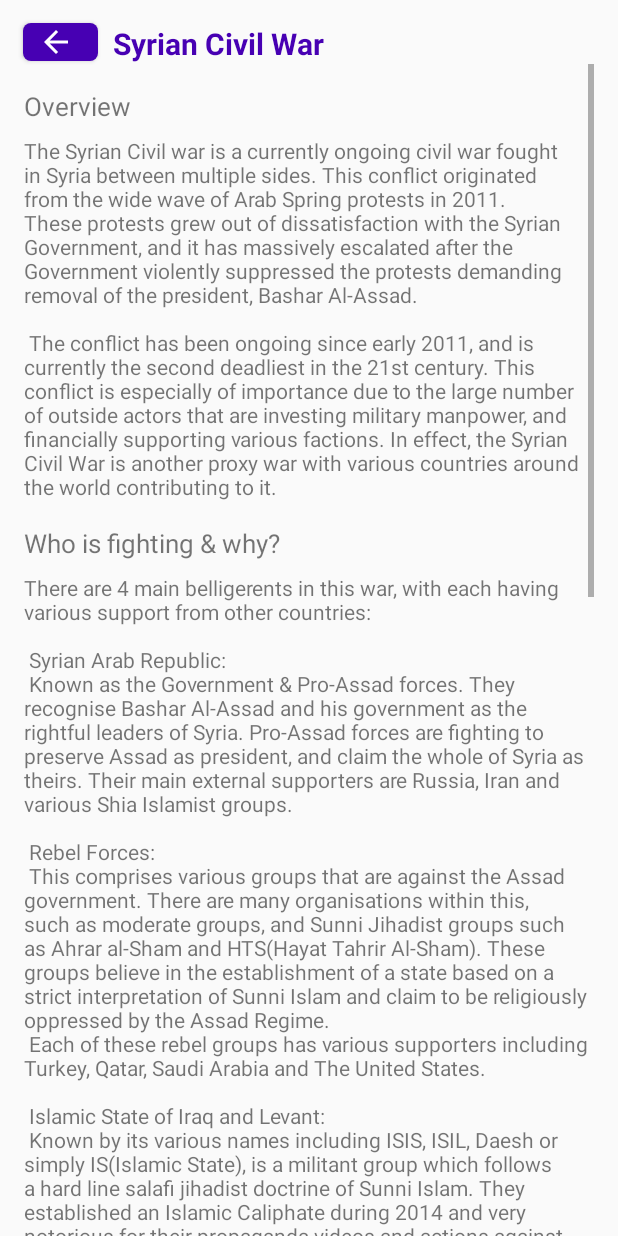
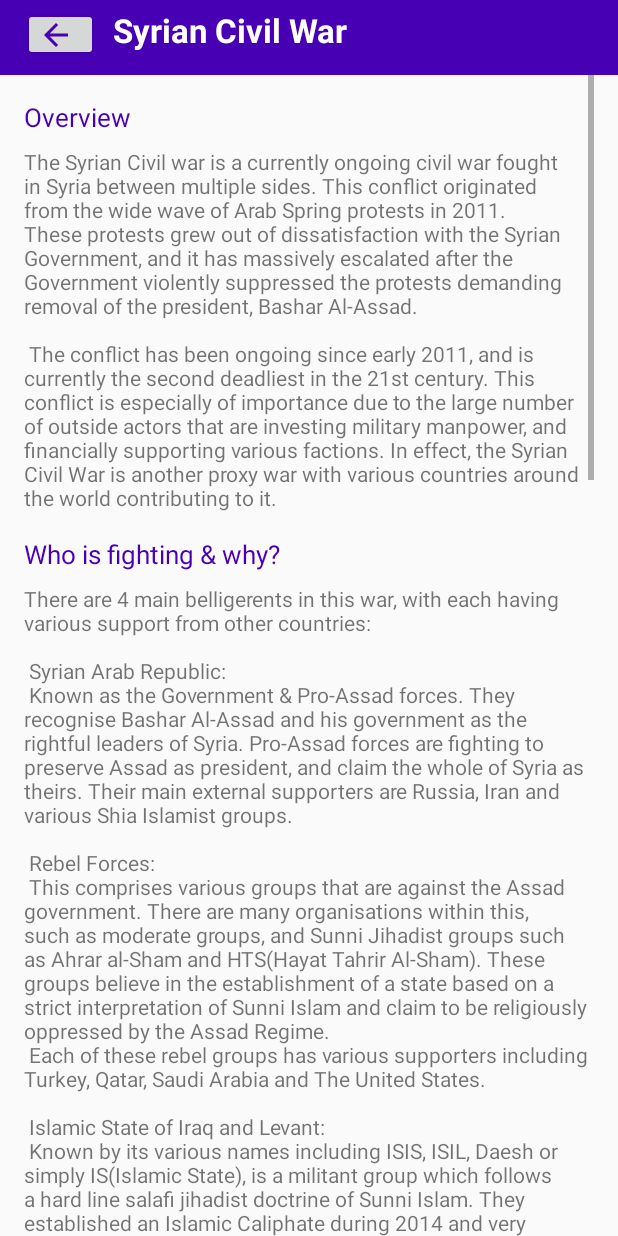
Before and after one commit to Rolyyy/Conflict_Watcher, an Android app: the ConflictSyria screen opened directly, with no data from a screen before it, on a phone screen of 412 x 824 dp. Run offline under Robolectric (Android 15) with nearby library versions, the phone set to English and light mode, and no system bars.

Commit message:
Imroved Syria Conflict page with appearance and new content. Fixed some minor issues.

```diff
--- a/app/src/main/java/com/conflictwatcher/Activities/MapActivity.java
+++ b/app/src/main/java/com/conflictwatcher/Activities/MapActivity.java
@@ -46,11 +46,13 @@ import com.google.maps.android.clustering.ClusterManager;
 import com.google.maps.android.data.Feature;
 import com.google.maps.android.data.Layer;
 import com.google.maps.android.data.geojson.GeoJsonLayer;
+import com.google.maps.android.data.geojson.GeoJsonPolygon;
 import com.google.maps.android.data.geojson.GeoJsonPolygonStyle;
 import org.json.JSONException;
 import java.io.IOException;
 import java.util.ArrayList;
 import java.util.List;
+import java.util.Objects;
 
 
 public class MapActivity extends AppCompatActivity implements NavigationView.OnNavigationItemSelectedListener, OnMapReadyCallback, GoogleMap.OnPolygonClickListener {
@@ -163,6 +165,8 @@ public class MapActivity extends AppCompatActivity implements NavigationView.OnN
             e.printStackTrace();
         }
 
+
+
         setupPolygon(googleMap, layer_afghan);
         setupPolygon(googleMap, layer_iraq);
         setupPolygon(googleMap, layer_somali);
@@ -212,11 +216,8 @@ public class MapActivity extends AppCompatActivity implements NavigationView.OnN
     @Override
     public void onPolygonClick(Polygon polygon) {
         Toast.makeText(MapActivity.this, "Polygon Clicked!", Toast.LENGTH_SHORT).show();
-        /*
+
         String text1 = polygon.getId();
-        //String text2 = polygon.getTag();
-        Log.d("PolygonLog", text1);
-        */
 
     }
 
@@ -320,6 +321,12 @@ public class MapActivity extends AppCompatActivity implements NavigationView.OnN
         layer_choice.addLayerToMap();
 
 
+
+
+
+
+
+
     }
 
 
--- a/app/src/main/res/drawable/ic_arrow_back.xml
+++ b/app/src/main/res/drawable/ic_arrow_back.xml
@@ -1,4 +1,4 @@
-<vector android:height="24dp" android:tint="#FEFEFF"
+<vector android:height="24dp" android:tint="#4700B3"
     android:viewportHeight="24.0" android:viewportWidth="24.0"
     android:width="24dp" xmlns:android="http://schemas.android.com/apk/res/android">
     <path android:fillColor="#FF000000" android:pathData="M20,11H7.83l5.59,-5.59L12,4l-8,8 8,8 1.41,-1.41L7.83,13H20v-2z"/>
--- a/app/src/main/res/layout/activity_conflict_syria.xml
+++ b/app/src/main/res/layout/activity_conflict_syria.xml
@@ -6,16 +6,23 @@
     android:layout_height="match_parent"
     tools:context=".Conflicts.ConflictSyria">
 
+    <ImageView
+        android:layout_width="match_parent"
+        android:layout_height="50dp"
+        android:background="@color/colorPrimary"
+        android:id="@+id/lower_toolbar"
+        />
+
 
     <Button
         android:layout_width="50dp"
-        android:layout_height="25dp"
+        android:layout_height="35dp"
         android:id="@+id/syria_button_back"
         android:drawableLeft="@drawable/ic_arrow_back"
         android:paddingStart="10dp"
-        android:background="@drawable/themed_button"
+
         android:textSize="10sp"
-        android:layout_marginTop="15dp"
+        android:layout_marginTop="5dp"
         android:layout_marginLeft="15dp"
         />
 
@@ -25,13 +32,15 @@
         android:layout_height="wrap_content"
         android:id="@+id/act_conflict_title"
         android:text="Syrian Civil War"
-        android:layout_marginTop="15dp"
+        android:layout_marginTop="5dp"
         android:layout_marginLeft="10dp"
-        android:textSize="20sp"
-        android:textColor="@color/colorPrimary"
+        android:textSize="22sp"
+        android:textColor="#ffff"
         android:textStyle="bold"
         android:layout_toRightOf="@id/syria_button_back"
         />
+
+
 
 
 
@@ -40,9 +49,11 @@
         android:layout_width="wrap_content"
         android:layout_height="wrap_content"
         android:scrollbars="vertical"
-        android:layout_below="@+id/act_conflict_title"
+        android:layout_below="@+id/lower_toolbar"
         android:layout_marginStart="16dp"
         android:layout_marginEnd="16dp"
+
+
         >
 
 
@@ -54,6 +65,7 @@
             android:layout_width="wrap_content"
             android:layout_height="wrap_content"
             android:text="Overview"
+            android:textColor="@color/colorPrimary"
             android:id="@+id/syria_heading_1"
             android:textSize="17sp"
             android:layout_marginTop="16dp"
@@ -73,6 +85,7 @@
             android:layout_width="wrap_content"
             android:layout_height="wrap_content"
             android:text="Who is fighting &amp; why?"
+            android:textColor="@color/colorPrimary"
             android:textSize="17sp"
             android:id="@+id/syria_heading_2"
             android:layout_below="@+id/text1"
@@ -89,13 +102,32 @@
             />
 
 
+        <ImageView
+            android:layout_width="match_parent"
+            android:layout_height="400dp"
+            android:id="@+id/syria_participants"
+            android:layout_below="@id/syria_text_2"
+            android:src="@drawable/syria_participants"
+            />
+
         <TextView
             android:layout_width="wrap_content"
             android:layout_height="wrap_content"
-            android:text="Effects on population, economy &amp; infrastucture"
+            android:text="Image courtesy of Michel Bakni, available at: https://commons.wikimedia.org/wiki/File:Participants_in_Syrian_Civil_War-en.svg"
+            android:id="@+id/syria_image_info"
+            android:layout_below="@+id/syria_participants"
+            android:textSize="9sp"
+            />
+
+
+        <TextView
+            android:layout_width="wrap_content"
+            android:layout_height="wrap_content"
+            android:text="Effects on population, economy &amp; infrastructure"
+            android:textColor="@color/colorPrimary"
             android:textSize="17sp"
             android:layout_marginTop="16dp"
-            android:layout_below="@id/syria_text_2"
+            android:layout_below="@id/syria_image_info"
             android:id="@+id/syria_heading_3"
             />
 
@@ -112,6 +144,7 @@
             android:layout_width="wrap_content"
             android:layout_height="wrap_content"
             android:text="Potential solutions?"
+            android:textColor="@color/colorPrimary"
             android:textSize="17sp"
             android:layout_marginTop="16dp"
             android:id="@+id/syria_heading_4"
--- a/app/src/main/res/layout/activity_events.xml
+++ b/app/src/main/res/layout/activity_events.xml
@@ -2,7 +2,6 @@
     xmlns:app="http://schemas.android.com/apk/res-auto"
     android:layout_width="match_parent"
     android:layout_height="match_parent"
-    xmlns:tools="http://schemas.android.com/tools"
     android:fitsSystemWindows="true"
     android:id="@+id/layout_drawer">
 
@@ -36,7 +35,7 @@
 
     </androidx.appcompat.widget.Toolbar>
 
-    </FrameLayout>
+
 
     <!--ListView for events-->
     <ListView
@@ -49,6 +48,8 @@
         android:listSelector="#9ec8f5"
         />
 
+    </FrameLayout>
+
     <com.google.android.material.navigation.NavigationView
         android:id="@+id/nav_view"
         android:layout_width="wrap_content"
--- a/app/src/main/res/values/strings.xml
+++ b/app/src/main/res/values/strings.xml
@@ -30,7 +30,9 @@
         Rojava: \n
         Rojava, or the SDF(Syrian Democratic Forces) is an alliance of primarily Kurdish, Arab and Syyrian militias, fighting to create a democratic and secular Syria. They primarily fought against IS, successfuly dirving them out of
         large parts of Syria, with the help of Coalition Forces. However, many groups are hostile towards them, including Turkey and Syrian Rebel groups. The SDF has not actively fought against the Syrian Government apart from minor clashes.\n
-        Their main supporters are the CJTF-OIR, an international coalition including the USA, France and UK amongst many others.
+        Their main supporters are the CJTF-OIR, an international coalition including the USA, France and UK amongst many others. \n\n
+
+        The diagram below shows an outline of the different groups involved in the war and how they relate to each other. Note that \'Jabhat Fateh al Sham\' is the group known as HTS/ Al-Qaeda in Syria.
 
     </string>
     <string name="action_settings">Settings</string>
```
Also changed, not shown: app/src/main/res/drawable/syria_participants.png (added).
